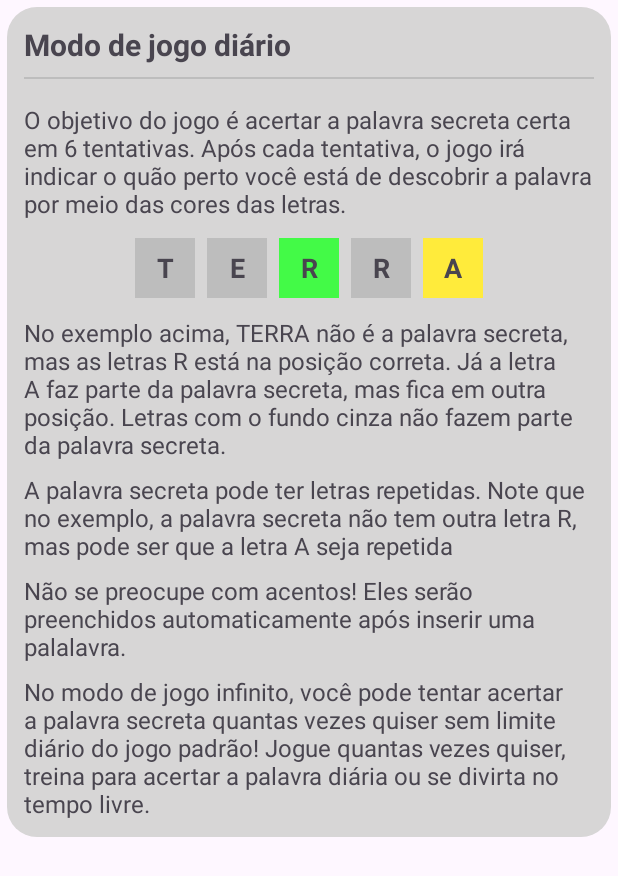
After one commit to GabriellyVitoria5/App-Termix, an Android app: the layout infinite_rules.xml on its own in the app's theme, with its tools: preview values and no code run, on a phone screen of 412 x 824 dp. The commit adds this screen. Shown: the top 876 px of the screen. Run offline under Robolectric (Android 15) with nearby library versions, the phone set to English and light mode, and no system bars.

Commit message:
Criar pop up customizado com as regras de cada modo de jogo

```diff
--- /dev/null
+++ b/app/src/main/res/drawable/background_rules.xml
@@ -0,0 +1,14 @@
+<?xml version="1.0" encoding="utf-8"?>
+<inset xmlns:android="http://schemas.android.com/apk/res/android"
+    android:insetLeft="5dp"
+    android:insetRight="5dp"
+    android:insetTop="5dp"
+    android:insetBottom="5dp"
+    >
+
+    <shape android:shape="rectangle">
+        <corners android:radius="20dp"/>
+        <solid android:color="@color/light_gray"/>
+    </shape>
+
+</inset>
--- /dev/null
+++ b/app/src/main/res/layout/infinite_rules.xml
@@ -0,0 +1,132 @@
+<?xml version="1.0" encoding="utf-8"?>
+<RelativeLayout xmlns:android="http://schemas.android.com/apk/res/android"
+    android:layout_width="match_parent"
+    android:layout_height="match_parent">
+
+    <!-- Tela princial com as regras -->
+    <LinearLayout
+        android:layout_width="match_parent"
+        android:layout_height="wrap_content"
+        android:orientation="vertical"
+        android:padding="16dp"
+        android:background="@drawable/background_rules">
+
+        <TextView
+            android:layout_width="wrap_content"
+            android:layout_height="wrap_content"
+            android:text="@string/daily_rules_title"
+            android:textSize="@dimen/font_20"
+            android:textStyle="bold" />
+
+        <View
+            android:layout_width="match_parent"
+            android:layout_height="1dp"
+            android:background="@color/gray"
+            android:layout_marginVertical="8dp"/>
+
+        <TextView
+            android:layout_width="wrap_content"
+            android:layout_height="wrap_content"
+            android:text="@string/general_rules_1"
+            android:textSize="@dimen/font_16"
+            android:layout_marginVertical="8dp"/>
+
+        <LinearLayout
+            android:layout_width="match_parent"
+            android:layout_height="wrap_content"
+            android:orientation="vertical">
+
+            <!-- Linha com as letras letras -->
+            <LinearLayout
+                android:layout_width="match_parent"
+                android:layout_height="wrap_content"
+                android:orientation="horizontal"
+                android:gravity="center">
+
+                <TextView
+                    android:layout_width="40dp"
+                    android:layout_height="40dp"
+                    android:gravity="center"
+                    android:text="T"
+                    android:background="@color/gray"
+                    android:textStyle="bold"
+                    android:textSize="18sp"
+                    android:layout_margin="4dp"/>
+
+                <TextView
+                    android:layout_width="40dp"
+                    android:layout_height="40dp"
+                    android:gravity="center"
+                    android:text="E"
+                    android:background="@color/gray"
+                    android:textStyle="bold"
+                    android:textSize="18sp"
+                    android:layout_margin="4dp"/>
+
+                <TextView
+                    android:layout_width="40dp"
+                    android:layout_height="40dp"
+                    android:gravity="center"
+                    android:text="R"
+                    android:background="@color/green"
+                    android:textStyle="bold"
+                    android:textSize="18sp"
+                    android:layout_margin="4dp"/>
+
+                <TextView
+                    android:layout_width="40dp"
+                    android:layout_height="40dp"
+                    android:gravity="center"
+                    android:text="R"
+                    android:background="@color/gray"
+                    android:textStyle="bold"
+                    android:textSize="18sp"
+                    android:layout_margin="4dp"/>
+
+                <TextView
+                    android:layout_width="40dp"
+                    android:layout_height="40dp"
+                    android:gravity="center"
+                    android:text="A"
+                    android:background="@color/yellow"
+                    android:textStyle="bold"
+                    android:textSize="18sp"
+                    android:layout_margin="4dp"/>
+
+                <!-- Adicione mais letras conforme necessário -->
+
+            </LinearLayout>
+
+        </LinearLayout>
+
+        <TextView
+            android:layout_width="wrap_content"
+            android:layout_height="wrap_content"
+            android:text="@string/general_rules_2"
+            android:textSize="@dimen/font_16"
+            android:layout_marginTop="8dp"/>
+
+        <TextView
+            android:layout_width="wrap_content"
+            android:layout_height="wrap_content"
+            android:text="@string/general_rules_3"
+            android:textSize="@dimen/font_16"
+            android:layout_marginTop="8dp"/>
+
+        <TextView
+            android:layout_width="wrap_content"
+            android:layout_height="wrap_content"
+            android:text="@string/general_rules_4"
+            android:textSize="@dimen/font_16"
+            android:layout_marginTop="8dp"/>
+
+        <TextView
+            android:layout_width="wrap_content"
+            android:layout_height="wrap_content"
+            android:text="@string/infinite_rules"
+            android:textSize="@dimen/font_16"
+            android:layout_marginTop="8dp"/>
+
+    </LinearLayout>
+
+</RelativeLayout>
--- a/app/src/main/res/values/colors.xml
+++ b/app/src/main/res/values/colors.xml
@@ -6,4 +6,5 @@
     <color name="yellow">#FFEB3B</color>
     <color name="gray">#BDBDBD</color>
     <color name="blue">#447AD4</color>
+    <color name="light_gray">#D7D6D6</color>
 </resources>
--- a/app/src/main/res/values/sizes.xml
+++ b/app/src/main/res/values/sizes.xml
@@ -1,5 +1,6 @@
 <?xml version="1.0" encoding="utf-8"?>
 <resources>
+    <dimen name="font_16">16sp</dimen>
     <dimen name="font_20">20sp</dimen>
     <dimen name="font_40">40sp</dimen>
     <dimen name="font_44">44sp</dimen>
--- a/app/src/main/res/values/strings.xml
+++ b/app/src/main/res/values/strings.xml
@@ -11,4 +11,16 @@
     <string name="time_limit_minigame">Limite de Tempo</string>
     <string name="termix_turbo_minigame">Termix Turbo</string>
     <string name="profile_title">Perfil</string>
+    <string name="daily_rules_title">Modo de jogo diário</string>
+    <string name="infinite_rules_title">Minigame infinito</string>
+    <string name="time_rules_title">Minigame com limite de tempo</string>
+    <string name="turbo_rules_title">Minigame turbo</string>
+    <string name="general_rules_1">O objetivo do jogo é acertar a palavra secreta certa em 6 tentativas. Após cada tentativa, o jogo irá indicar o quão perto você está de descobrir a palavra por meio das cores das letras. </string>
+    <string name="general_rules_2">No exemplo acima, TERRA não é a palavra secreta, mas as letras R está na posição correta. Já a letra A faz parte da palavra secreta, mas fica em outra posição. Letras com o fundo cinza não fazem parte da palavra secreta. </string>
+    <string name="general_rules_3">A palavra secreta pode ter letras repetidas. Note que no exemplo, a palavra secreta não tem outra letra R, mas pode ser que a letra A seja repetida</string>
+    <string name="general_rules_4">Não se preocupe com acentos! Eles serão preenchidos automaticamente após inserir uma palalavra.</string>
+    <string name="daily_rules">No modo de jogo de jogo diário, uma palavra nova é sorteada a cada dia. Por isso, não se esqueça de jogar todo dia e ver o seu progresso no perfil!</string>
+    <string name="infinite_rules">No modo de jogo infinito, você pode tentar acertar a palavra secreta quantas vezes quiser sem limite diário do jogo padrão! Jogue quantas vezes quiser, treina para acertar a palavra diária ou se divirta no tempo livre.</string>
+    <string name="time_rules">No modo de jogo com limite de tempo, você deve tentar adivinhar a palavra secreta o mais rápido possível antes que o tempo acabe! Quando menos tentativas usar e quanto mais rápido adivinhar, maior a sua pontuação.</string>
+    <string name="turbo_rules">No modo de jogo Termix Turbo, você deve tentar adivinhar o máximo de palavras secretas possíveis antes do tempo acabar. Cuidado! Errar palavras pode diminuir os seus pontos, então jogue com sabedoria.</string>
 </resources>
```
Also changed, not shown: app/src/main/java/com/ifmg/termix/InfiniteMinigame.kt (+20 -0 lines), app/src/main/res/layout/daily_rules.xml (added, +132 -0 lines), app/src/main/res/layout/time_rules.xml (added, +132 -0 lines), app/src/main/res/layout/turbo_rules.xml (added, +132 -0 lines).
